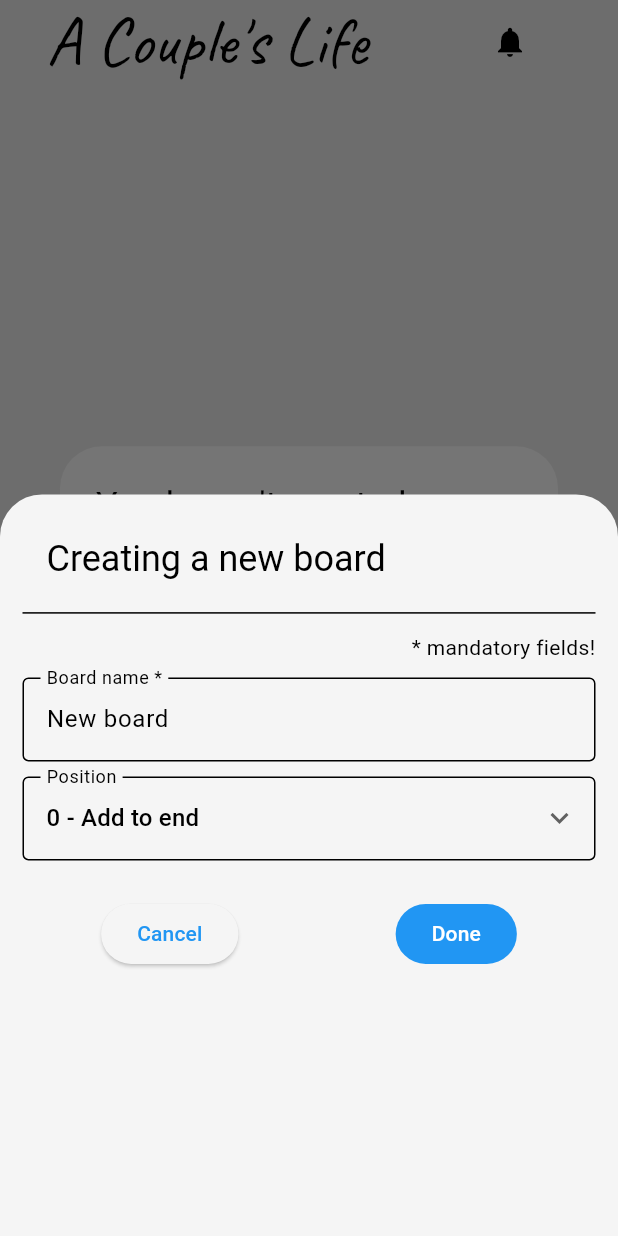
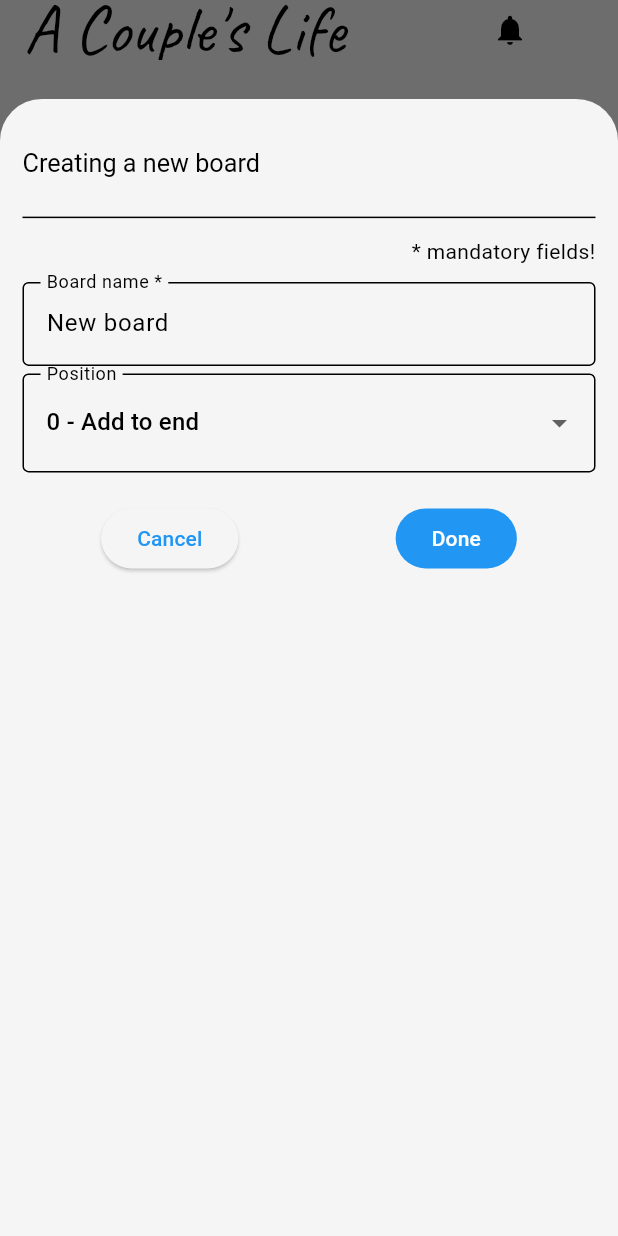
Before and after one commit to lucas-marianno/vida-a-dois, a Flutter app: the screen it shows once a user with an empty profile is signed in, after a tap on "Ok", on a phone screen of 412 x 824 dp. Run offline on Flutter 3.47's test engine with Material 3 defaults, Android fonts, the phone set to English and light mode, and no system bars; drawn by our look-alikes of google_nav_bar; our stand-ins replace animated_text_kit, bloc, cloud_firestore, connectivity_plus, equatable, firebase_auth and 6 more; accounts and stored records are empty; generated files the repository leaves out were written again.

Commit message:
FEATURE: App UI now has support for low resolution devices

```diff
--- a/lib/app/pages/home_page.dart
+++ b/lib/app/pages/home_page.dart
@@ -56,6 +56,7 @@ class _HomePageState extends State<HomePage> {
 
   @override
   Widget build(BuildContext context) {
+    bool isShittyDevice = MediaQuery.of(context).size.height < 1000;
     return BlocBuilder<UserSettingsBloc, UserSettingsState>(
       builder: (context, state) {
         Widget userIcon = const Icon(Icons.person);
@@ -64,9 +65,13 @@ class _HomePageState extends State<HomePage> {
         }
 
         return Scaffold(
+          resizeToAvoidBottomInset: !isShittyDevice,
           appBar: AppBar(
+            toolbarHeight: isShittyDevice ? 40 : null,
             title: Padding(
-              padding: const EdgeInsets.only(left: 15),
+              padding: isShittyDevice
+                  ? EdgeInsets.zero
+                  : const EdgeInsets.only(left: 15),
               child: AppTitle(
                 fontSize: Theme.of(context).textTheme.displayMedium?.fontSize,
               ),
--- a/lib/core/widgets/app_title.dart
+++ b/lib/core/widgets/app_title.dart
@@ -15,9 +15,12 @@ class AppTitle extends StatelessWidget {
   Widget build(BuildContext context) {
     final size = fontSize ?? Theme.of(context).textTheme.displayLarge?.fontSize;
 
-    return Text(
-      L10n.of(context).appTitle,
-      style: GoogleFonts.caveat(fontSize: size),
+    return FittedBox(
+      fit: BoxFit.fitWidth,
+      child: Text(
+        L10n.of(context).appTitle,
+        style: GoogleFonts.caveat(fontSize: size),
+      ),
     );
   }
 }
--- a/lib/core/widgets/bottom_page_navigator.dart
+++ b/lib/core/widgets/bottom_page_navigator.dart
@@ -14,6 +14,7 @@ class BottomPageNavigator extends StatelessWidget {
 
   @override
   Widget build(BuildContext context) {
+    final isShittyDevice = MediaQuery.of(context).size.height < 1000;
     return Container(
       decoration: BoxDecoration(
         color: Theme.of(context).colorScheme.secondary,
@@ -26,9 +27,13 @@ class BottomPageNavigator extends StatelessWidget {
         ),
       ),
       child: Padding(
-        padding: const EdgeInsets.symmetric(vertical: 10, horizontal: 25),
+        padding: isShittyDevice
+            ? const EdgeInsets.all(5)
+            : const EdgeInsets.symmetric(vertical: 10, horizontal: 25),
         child: GNav(
-          padding: const EdgeInsets.symmetric(vertical: 10, horizontal: 20),
+          padding: isShittyDevice
+              ? const EdgeInsets.all(2)
+              : const EdgeInsets.symmetric(vertical: 10, horizontal: 20),
           activeColor: Theme.of(context).colorScheme.secondary,
           tabBackgroundColor: Theme.of(context).colorScheme.onSecondary,
           color: ColorUtil.makeTransparencyFrom(
--- a/lib/core/widgets/form/form_widgets/form_drop_down_menu_button.dart
+++ b/lib/core/widgets/form/form_widgets/form_drop_down_menu_button.dart
@@ -72,26 +72,27 @@ class _FormDropDownMenuButtonState extends State<FormDropDownMenuButton> {
         onChanged: (_) {},
       );
     }
-    return Padding(
+    return DropdownButtonFormField<String>(
+      isExpanded: true,
       padding: const EdgeInsets.symmetric(vertical: 5),
-      child: DropdownButtonFormField<String>(
       value: value,
       decoration: InputDecoration(
         labelText: widget.label,
         border: const OutlineInputBorder(),
         floatingLabelBehavior: FloatingLabelBehavior.always,
       ),
-        icon: const Icon(Icons.expand_more),
       alignment: AlignmentDirectional.topStart,
       items: [
         for (String item in widget.items)
           DropdownMenuItem(
             value: item,
-              child: Text(item),
+            child: Text(
+              item,
+              overflow: TextOverflow.ellipsis,
+            ),
           ),
       ],
       onChanged: (item) => changeValue(item!),
-      ),
     );
   }
 }
--- a/lib/core/widgets/form/form_widgets/form_field.dart
+++ b/lib/core/widgets/form/form_widgets/form_field.dart
@@ -38,7 +38,7 @@ class MyFormField extends StatelessWidget {
           initialValue: mandatory ? initialValue ?? label : initialValue,
           autovalidateMode: AutovalidateMode.always,
           decoration: InputDecoration(
-            labelText: mandatory ? '$label *' : label,
+            label: FittedBox(child: Text(mandatory ? '$label *' : label)),
             border: const OutlineInputBorder(),
             floatingLabelBehavior: FloatingLabelBehavior.always,
           ),
--- a/lib/core/widgets/form/form_widgets/form_modal_bottom_sheet.dart
+++ b/lib/core/widgets/form/form_widgets/form_modal_bottom_sheet.dart
@@ -39,10 +39,13 @@ class _ModalBottomForm extends StatelessWidget {
 
   @override
   Widget build(BuildContext context) {
+    double deviceHeight = MediaQuery.of(context).size.height;
+    bool isShittyDevice = deviceHeight < 1000;
+
     double padding = 15;
     return Container(
       height: MediaQuery.of(context).viewInsets.bottom +
-          MediaQuery.of(context).size.height * 0.6,
+          deviceHeight * (isShittyDevice ? 0.92 : 0.7),
       padding: EdgeInsets.only(
         bottom: MediaQuery.of(context).viewInsets.bottom,
         left: padding,
--- a/lib/core/widgets/form/form_widgets/form_title.dart
+++ b/lib/core/widgets/form/form_widgets/form_title.dart
@@ -16,9 +16,12 @@ class FormTitle extends StatelessWidget {
 
   @override
   Widget build(BuildContext context) {
+    bool isShittyDevice = MediaQuery.of(context).size.height < 1000;
     return ListTile(
+      contentPadding: isShittyDevice ? EdgeInsets.zero : null,
       title: Text(
         title,
+        textScaler: TextScaler.linear(isShittyDevice ? 0.7 : 1),
         style: Theme.of(context).textTheme.headlineSmall,
         overflow: TextOverflow.ellipsis,
       ),
--- a/lib/features/auth/presentation/pages/auth_page.dart
+++ b/lib/features/auth/presentation/pages/auth_page.dart
@@ -104,9 +104,16 @@ class _AuthPageState extends State<AuthPage> {
   @override
   Widget build(BuildContext context) {
     final l10n = L10n.of(context);
-    final height = MediaQuery.of(context).size.height * 0.5;
-    final width = MediaQuery.of(context).size.width * 0.8;
-    return Scaffold(
+
+    final deviceHeight = MediaQuery.of(context).size.height;
+    bool isShittyDevice = deviceHeight < 1000;
+
+    final height = deviceHeight * (isShittyDevice ? 1 : 0.5);
+    final width =
+        MediaQuery.of(context).size.width * (isShittyDevice ? 0.9 : 0.7);
+    return SafeArea(
+      child: Scaffold(
+        resizeToAvoidBottomInset: !isShittyDevice,
         body: Center(
           child: SizedBox(
             height: height,
@@ -186,7 +193,7 @@ class _AuthPageState extends State<AuthPage> {
                 ),
                 // or
                 Padding(
-                padding: const EdgeInsets.all(20),
+                  padding: EdgeInsets.all(isShittyDevice ? 0 : 20),
                   child: DividerWithLabel(label: l10n.or.toUpperCase()),
                 ),
                 // sign in with google
@@ -205,7 +212,7 @@ class _AuthPageState extends State<AuthPage> {
                             ? l10n.signUpWithGoogle
                             : l10n.signInWithGoogle,
                       ),
-                    const SizedBox(width: 20),
+                      SizedBox(width: isShittyDevice ? 0 : 20),
                     ],
                   ),
                   iconAlignment: IconAlignment.start,
@@ -233,6 +240,7 @@ class _AuthPageState extends State<AuthPage> {
             ),
           ),
         ),
+      ),
     );
   }
 }
--- a/lib/features/kanban/presentation/widgets/kanban/kanban_board.dart
+++ b/lib/features/kanban/presentation/widgets/kanban/kanban_board.dart
@@ -18,7 +18,9 @@ class KanbanBoard extends StatelessWidget {
 
   @override
   Widget build(BuildContext context) {
-    double widthMultiplier = 0.6;
+    bool isShittyDevice = MediaQuery.of(context).size.height < 1000;
+
+    double widthMultiplier = isShittyDevice ? 0.8 : 0.6;
     double width = MediaQuery.of(context).size.width * widthMultiplier;
 
     final taskBloc = context.read<TaskBloc>();
```
Lines whose indentation alone changed are shown as unchanged.
